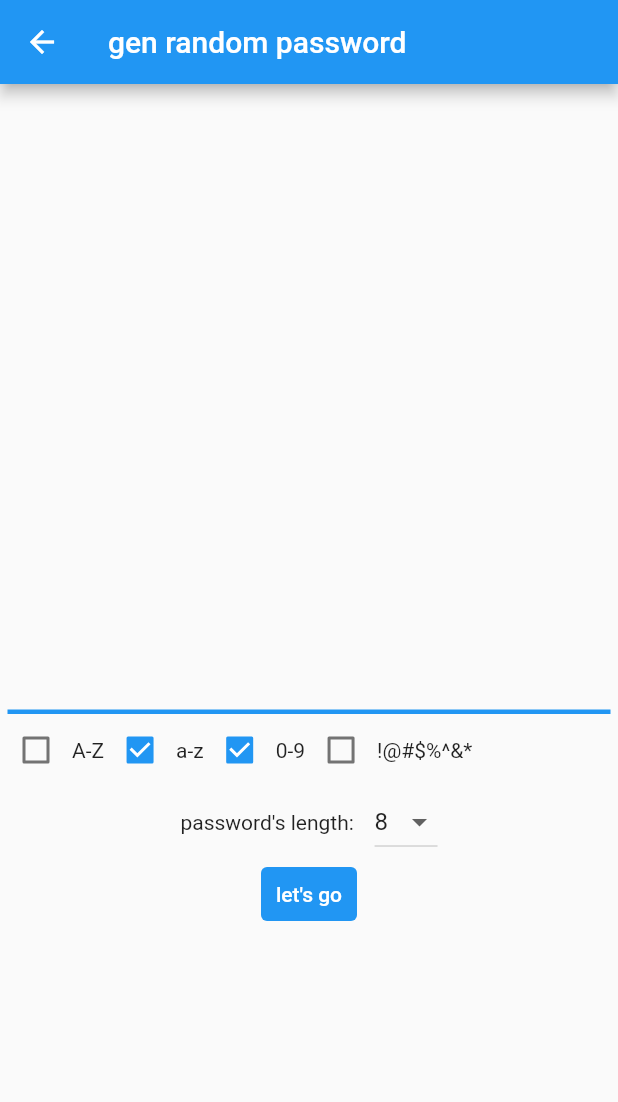
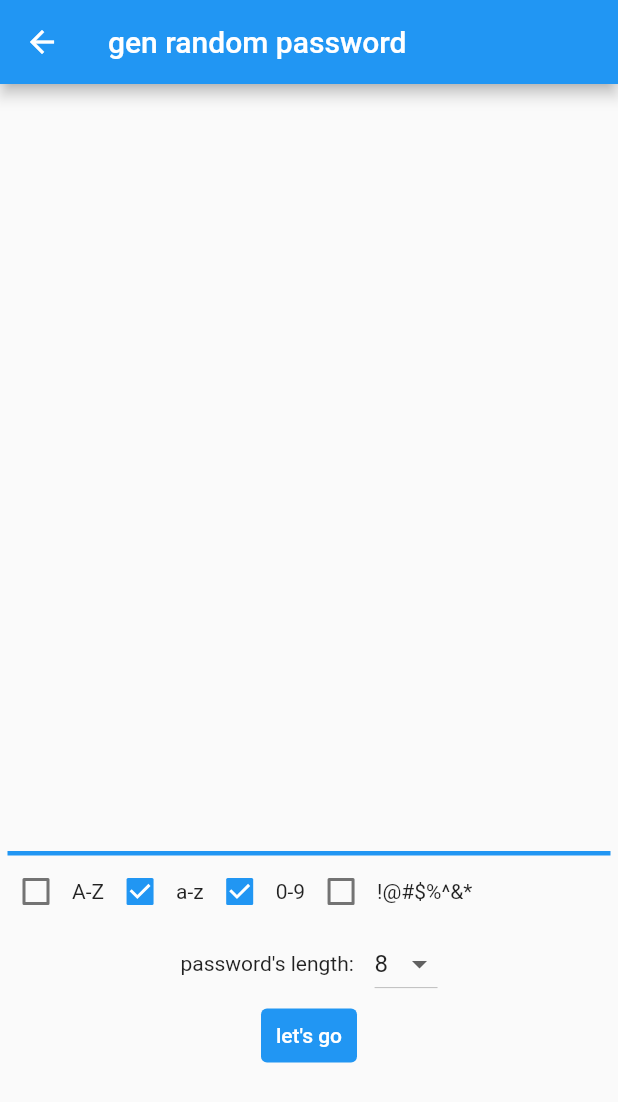
Before and after one commit to TonyStark10006/NicePassword-flutter, a Flutter app: the RandomPassword screen opened directly, on a phone screen of 412 x 824 dp. Shown: the top 1102 px of the screen. Run offline on Flutter 3.47's test engine with Material 2 defaults, Android fonts, the phone set to English and light mode, and no system bars; our stand-ins replace bloc, cached_network_image, extended_image, flutter_bloc, fluttertoast, shared_preferences; accounts and stored records are empty; generated files the repository leaves out were written again.

Commit message:
adjust pwd gen page widgets height

```diff
--- a/lib/page/random_password.dart
+++ b/lib/page/random_password.dart
@@ -1,6 +1,7 @@
 import 'package:flutter/material.dart';
 import 'package:awesome_tools/widget/random_password/history_list.dart';
 import 'package:awesome_tools/widget/random_password/gen_button.dart';
+import 'package:flutter/rendering.dart';
 import 'package:flutter_gen/gen_l10n/app_localizations.dart';
 
 class RandomPassword extends StatefulWidget {
@@ -22,6 +23,9 @@ class _RandomPasswordState extends State<RandomPassword> {
         // backgroundColor: Colors.deepPurple[400],
       ),
       body: Container(
+        // constraints: BoxConstraints(
+        //   maxHeight: MediaQuery.of(context).size.height,
+        // ),
         child: Column(
           mainAxisAlignment: MainAxisAlignment.start,
           crossAxisAlignment: CrossAxisAlignment.center,
@@ -33,11 +37,19 @@ class _RandomPasswordState extends State<RandomPassword> {
                   width: 3.0,
                 ),
               ),
-              height: 400,
+              height: MediaQuery.of(context).size.height * .6,
               margin: EdgeInsets.only(top: 20, left: 5, right: 5),
-              child: HistoryPwdList(),
+              child: ConstrainedBox(
+                constraints: BoxConstraints(
+                  minHeight: 400,
+                ),
+                child: HistoryPwdList(),
+              ),
             ),
-            PwdBotton(),
+            Container(
+              height: MediaQuery.of(context).size.height * .2,
+              child: PwdBotton(),
+            )
           ],
         ),
       ),
```
